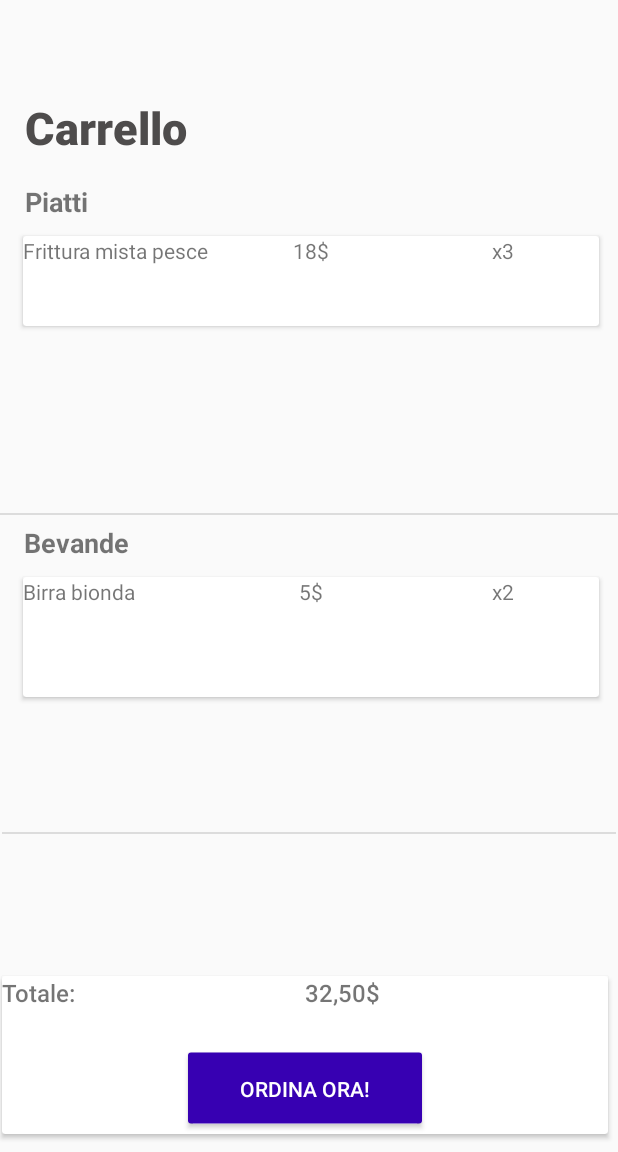
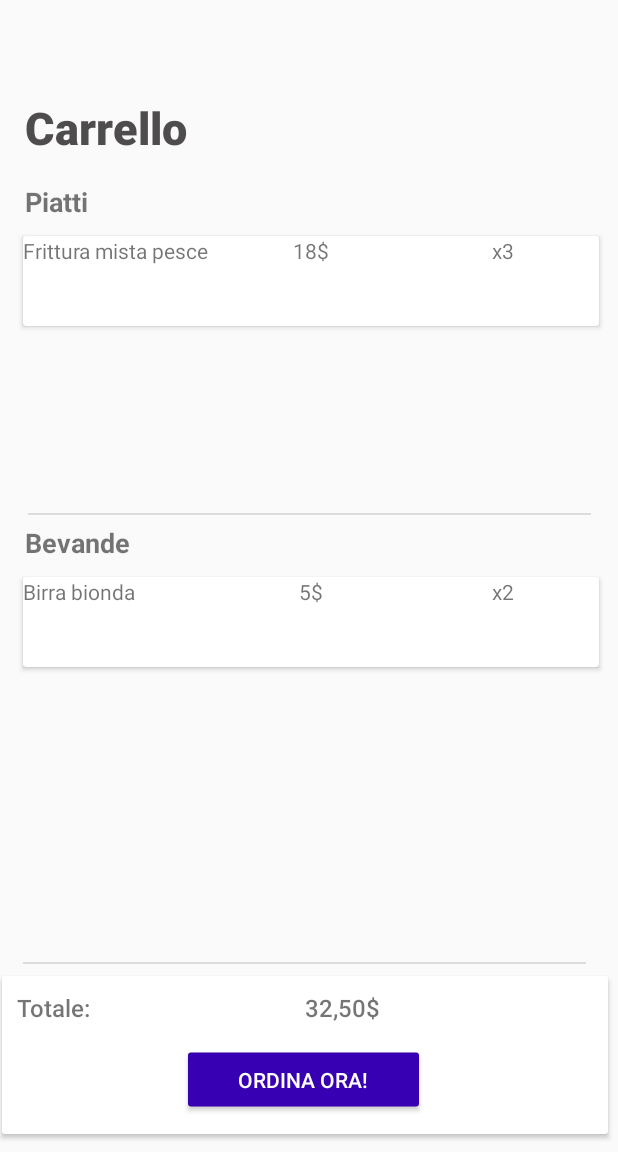
Before and after one commit to StracciaMatteo/AndroidProgetto, an Android app: the resoconto screen opened directly, with no data from a screen before it, on a phone screen of 412 x 824 dp, the part 84-1236 px from its top. Run offline under Robolectric (Android 15) with nearby library versions, the phone set to English and light mode, and no system bars.

Commit message:
Sistemazione dettagli schermata resoconto

```diff
--- a/app/src/main/java/com/example/androidprogetto/MainActivity.kt
+++ b/app/src/main/java/com/example/androidprogetto/MainActivity.kt
@@ -109,7 +109,7 @@ class MainActivity : AppCompatActivity() {
             }
 
             R.id.impostazioni -> {
-                val intent = Intent(this, impostazioni::class.java)
+                val intent = Intent(this, resoconto::class.java)
                 startActivity(intent)
             }
         }
--- a/app/src/main/res/layout/activity_resoconto.xml
+++ b/app/src/main/res/layout/activity_resoconto.xml
@@ -62,16 +62,15 @@
 
         <TextView
             android:id="@+id/textbevande"
-            android:layout_width="380dp"
-            android:layout_height="36dp"
-            android:layout_marginStart="16dp"
+            android:layout_width="381dp"
+            android:layout_height="31dp"
+            android:layout_marginStart="13dp"
             android:layout_marginTop="-268dp"
             android:layout_marginEnd="11dp"
             android:text="Bevande"
             android:textSize="18sp"
             android:textStyle="bold"
             app:layout_constraintEnd_toEndOf="parent"
-            app:layout_constraintHorizontal_bias="0.0"
             app:layout_constraintStart_toStartOf="parent"
             app:layout_constraintTop_toBottomOf="@+id/cardViewFood" />
 
@@ -125,14 +124,14 @@
         <androidx.cardview.widget.CardView
             android:id="@+id/cardViewDrink"
             android:layout_width="384dp"
-            android:layout_height="80dp"
+            android:layout_height="60dp"
             android:layout_marginStart="16dp"
             android:layout_marginTop="185dp"
             android:layout_marginEnd="13dp"
             android:translationY="-150dp"
             app:layout_constraintEnd_toEndOf="parent"
             app:layout_constraintStart_toStartOf="parent"
-            app:layout_constraintTop_toTopOf="@+id/textbevande" >
+            app:layout_constraintTop_toTopOf="@+id/textbevande">
 
             <TextView
                 android:id="@+id/QuantitaD"
@@ -157,19 +156,6 @@
                 android:text="Birra bionda" />
         </androidx.cardview.widget.CardView>
 
-        <View
-            android:id="@+id/divider8"
-            android:layout_width="409dp"
-            android:layout_height="1dp"
-            android:layout_marginStart="1dp"
-            android:layout_marginTop="-60dp"
-            android:layout_marginEnd="1dp"
-            android:background="?android:attr/listDivider"
-            app:layout_constraintEnd_toEndOf="parent"
-            app:layout_constraintHorizontal_bias="0.0"
-            app:layout_constraintStart_toStartOf="parent"
-            app:layout_constraintTop_toBottomOf="@+id/cardViewDrink" />
-
         <androidx.cardview.widget.CardView
             android:id="@+id/CardVieWTot"
             android:layout_width="404dp"
@@ -183,17 +169,18 @@
 
             <TextView
                 android:id="@+id/CalcoloTotale"
-                android:layout_width="202dp"
-                android:layout_height="44dp"
+                android:layout_width="204dp"
+                android:layout_height="35dp"
                 android:fontFamily="sans-serif-medium"
                 android:text="32,50$"
                 android:textSize="16sp"
-                android:translationX="202dp" />
+                android:translationX="202dp"
+                android:translationY="10dp" />
 
             <Button
                 android:id="@+id/buttonDettagli3"
-                android:layout_width="164dp"
-                android:layout_height="59dp"
+                android:layout_width="162dp"
+                android:layout_height="wrap_content"
                 android:backgroundTint="#3700B2"
                 android:text="Ordina ora!"
                 android:textColor="#FFFFFF"
@@ -202,16 +189,19 @@
 
             <TextView
                 android:id="@+id/textTotale"
-                android:layout_width="202dp"
-                android:layout_height="44dp"
+                android:layout_width="175dp"
+                android:layout_height="32dp"
                 android:fontFamily="sans-serif-medium"
                 android:text="Totale:"
-                android:textSize="16sp" />
+                android:textSize="16sp"
+                android:translationX="10dp"
+                android:translationY="10dp" />
+
         </androidx.cardview.widget.CardView>
 
         <View
             android:id="@+id/divider7"
-            android:layout_width="match_parent"
+            android:layout_width="375dp"
             android:layout_height="1dp"
             android:layout_marginTop="-275dp"
             android:background="?android:attr/listDivider"
@@ -219,6 +209,18 @@
             app:layout_constraintStart_toStartOf="parent"
             app:layout_constraintTop_toBottomOf="@+id/cardViewFood" />
 
+        <View
+            android:id="@+id/divider8"
+            android:layout_width="375dp"
+            android:layout_height="1dp"
+            android:layout_marginEnd="5dp"
+            android:layout_marginBottom="8dp"
+            android:background="?android:attr/listDivider"
+            app:layout_constraintBottom_toTopOf="@+id/CardVieWTot"
+            app:layout_constraintEnd_toEndOf="parent"
+            app:layout_constraintHorizontal_bias="0.483"
+            app:layout_constraintStart_toStartOf="parent" />
+
 
     </androidx.constraintlayout.widget.ConstraintLayout>
 
```
